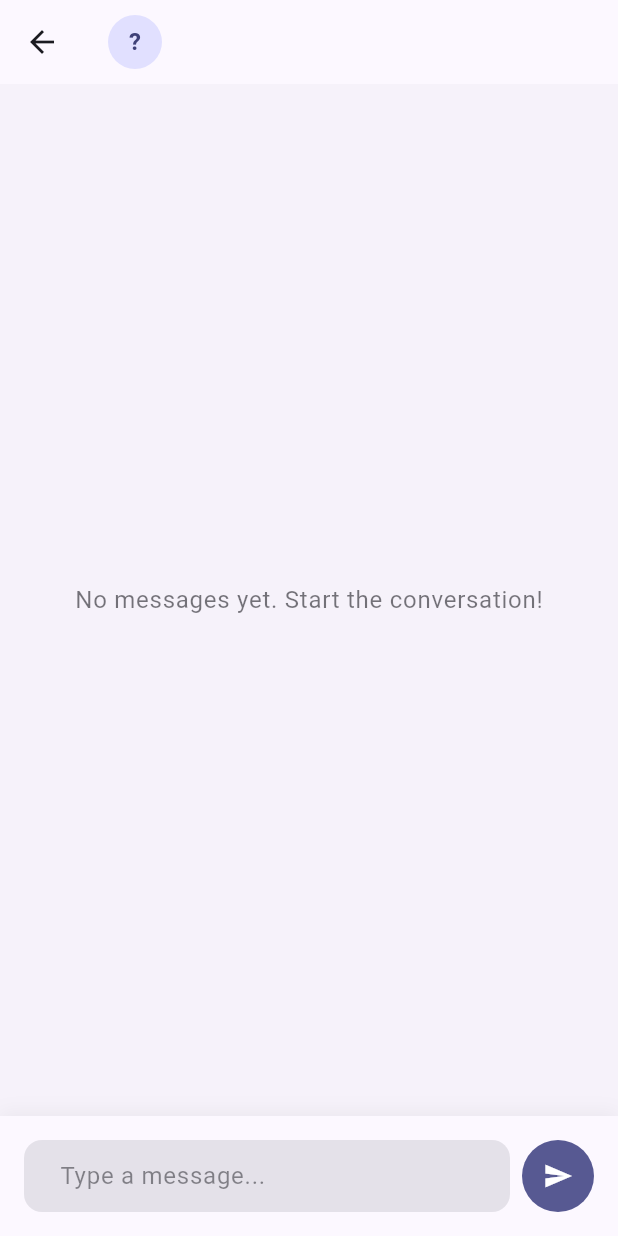
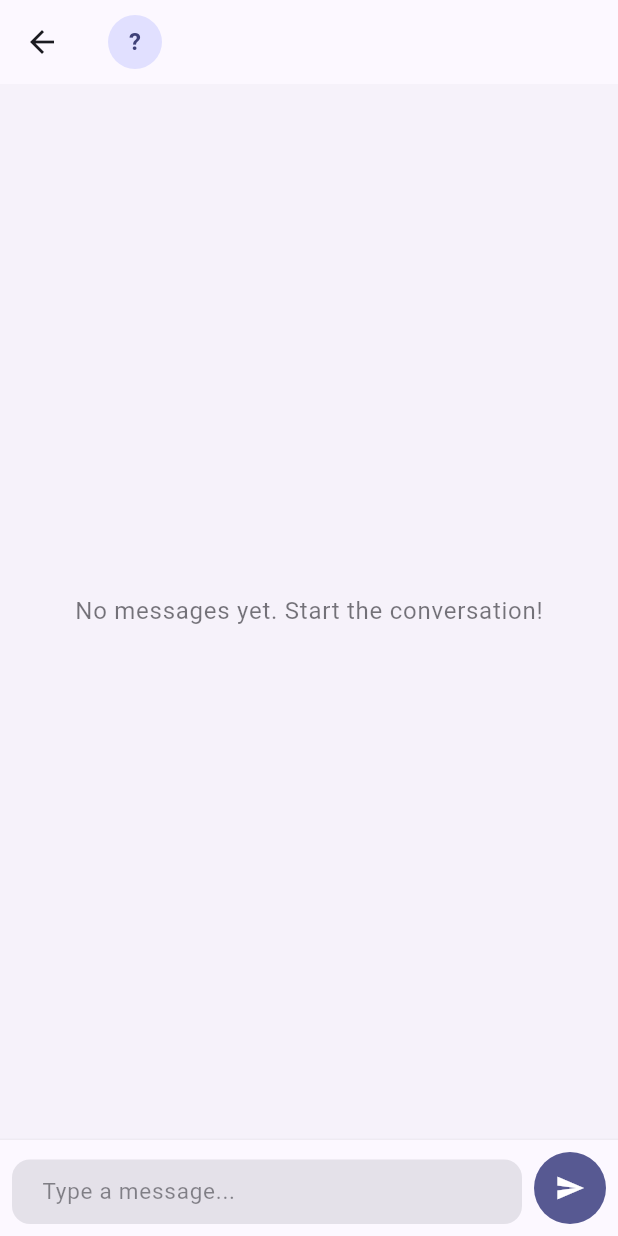
Before and after one commit to maduranga98/solid-octo-garbanzo, a Flutter app: the ChatScreen screen opened directly with empty values, on a phone screen of 412 x 824 dp. Run offline on Flutter 3.47's test engine with Material 3 defaults, Android fonts, the phone set to English and light mode, and no system bars; our stand-ins replace cloud_firestore, country_picker, firebase_auth, firebase_core, firebase_messaging, firebase_storage and 9 more; missing offline and left inert: flutter_quill; accounts and stored records are empty.

Commit message:
bugs fixed

```diff
--- a/lib/screens/messages/message.dart
+++ b/lib/screens/messages/message.dart
@@ -421,6 +421,7 @@ class _ChatScreenState extends State<ChatScreen> {
     final colorScheme = theme.colorScheme;
 
     return Scaffold(
+      resizeToAvoidBottomInset: true,
       backgroundColor: colorScheme.surfaceContainerLow,
       appBar: AppBar(
         backgroundColor: colorScheme.surface,
@@ -505,7 +506,10 @@ class _ChatScreenState extends State<ChatScreen> {
 
                 return ListView.builder(
                   controller: _scrollController,
-                  padding: const EdgeInsets.all(16),
+                  padding: const EdgeInsets.symmetric(
+                    horizontal: 16,
+                    vertical: 8,
+                  ),
                   itemCount: messages.length,
                   itemBuilder: (context, index) {
                     final message = messages[index];
@@ -523,31 +527,45 @@ class _ChatScreenState extends State<ChatScreen> {
               },
             ),
           ),
-          Container(
-            padding: const EdgeInsets.all(16),
+          _buildInputArea(theme, colorScheme),
+        ],
+      ),
+    );
+  }
+
+  Widget _buildInputArea(ThemeData theme, ColorScheme colorScheme) {
+    return Container(
+      padding: const EdgeInsets.symmetric(horizontal: 8, vertical: 8),
       decoration: BoxDecoration(
         color: colorScheme.surface,
-              boxShadow: [
-                BoxShadow(
-                  color: colorScheme.shadow.withValues(alpha: 0.05),
-                  blurRadius: 10,
-                  offset: const Offset(0, -2),
+        border: Border(
+          top: BorderSide(
+            color: colorScheme.outline.withValues(alpha: 0.1),
+            width: 1,
           ),
-              ],
+        ),
       ),
       child: SafeArea(
         child: Row(
+          crossAxisAlignment: CrossAxisAlignment.end,
           children: [
             Expanded(
+              child: ConstrainedBox(
+                constraints: const BoxConstraints(
+                  minHeight: 40,
+                  maxHeight: 120,
+                ),
                 child: TextField(
                   controller: _messageController,
-                      maxLines: null,
-                      textInputAction: TextInputAction.send,
-                      style: TextStyle(color: colorScheme.onSurface),
+                  minLines: 1,
+                  maxLines: 5,
+                  textCapitalization: TextCapitalization.sentences,
+                  style: TextStyle(color: colorScheme.onSurface, fontSize: 15),
                   decoration: InputDecoration(
                     hintText: 'Type a message...',
                     hintStyle: TextStyle(
                       color: colorScheme.onSurface.withValues(alpha: 0.5),
+                      fontSize: 15,
                     ),
                     filled: true,
                     fillColor: colorScheme.surfaceContainerHighest,
@@ -556,15 +574,18 @@ class _ChatScreenState extends State<ChatScreen> {
                       borderSide: BorderSide.none,
                     ),
                     contentPadding: const EdgeInsets.symmetric(
-                          horizontal: 20,
+                      horizontal: 16,
                       vertical: 10,
                     ),
+                    isDense: true,
                   ),
-                      onSubmitted: (_) => _sendMessage(),
+                ),
               ),
             ),
             const SizedBox(width: 8),
             Container(
+              height: 48,
+              width: 48,
               decoration: BoxDecoration(
                 color: colorScheme.primary,
                 shape: BoxShape.circle,
@@ -573,13 +594,11 @@ class _ChatScreenState extends State<ChatScreen> {
                 onPressed: _sendMessage,
                 icon: const Icon(Icons.send, size: 20),
                 color: colorScheme.onPrimary,
+                padding: EdgeInsets.zero,
               ),
             ),
           ],
         ),
-            ),
-          ),
-        ],
       ),
     );
   }
@@ -592,7 +611,7 @@ class _ChatScreenState extends State<ChatScreen> {
     required ColorScheme colorScheme,
   }) {
     return Padding(
-      padding: const EdgeInsets.only(bottom: 12),
+      padding: const EdgeInsets.only(bottom: 8),
       child: Row(
         mainAxisAlignment: isMe
             ? MainAxisAlignment.end
@@ -600,25 +619,24 @@ class _ChatScreenState extends State<ChatScreen> {
         children: [
           Flexible(
             child: Container(
-              padding: const EdgeInsets.symmetric(horizontal: 16, vertical: 10),
+              padding: const EdgeInsets.symmetric(horizontal: 14, vertical: 10),
               decoration: BoxDecoration(
                 color: isMe
                     ? colorScheme.primary
                     : colorScheme.surfaceContainerHigh,
-                borderRadius: BorderRadius.circular(16),
-                boxShadow: [
-                  BoxShadow(
-                    color: colorScheme.shadow.withValues(alpha: 0.08),
-                    blurRadius: 4,
-                    offset: const Offset(0, 2),
+                borderRadius: BorderRadius.only(
+                  topLeft: const Radius.circular(16),
+                  topRight: const Radius.circular(16),
+                  bottomLeft: Radius.circular(isMe ? 16 : 4),
+                  bottomRight: Radius.circular(isMe ? 4 : 16),
                 ),
-                ],
               ),
               child: Text(
                 text,
                 style: TextStyle(
                   color: isMe ? colorScheme.onPrimary : colorScheme.onSurface,
                   fontSize: 15,
+                  height: 1.4,
                 ),
               ),
             ),
```
Also changed, not shown: lib/screens/auth/signup.dart (+127 -16 lines), lib/services/auth_service.dart (+4 -49 lines), lib/widgets/commentsBottomSheet.dart (+17 -31 lines), lib/widgets/createApost.dart (+11 -11 lines), pubspec.lock, 2 other files. Lines whose indentation alone changed are shown as unchanged.
